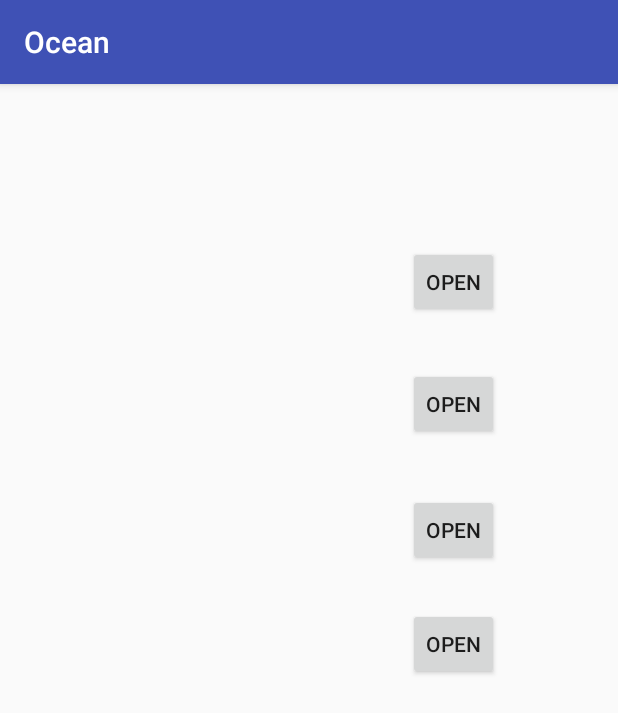
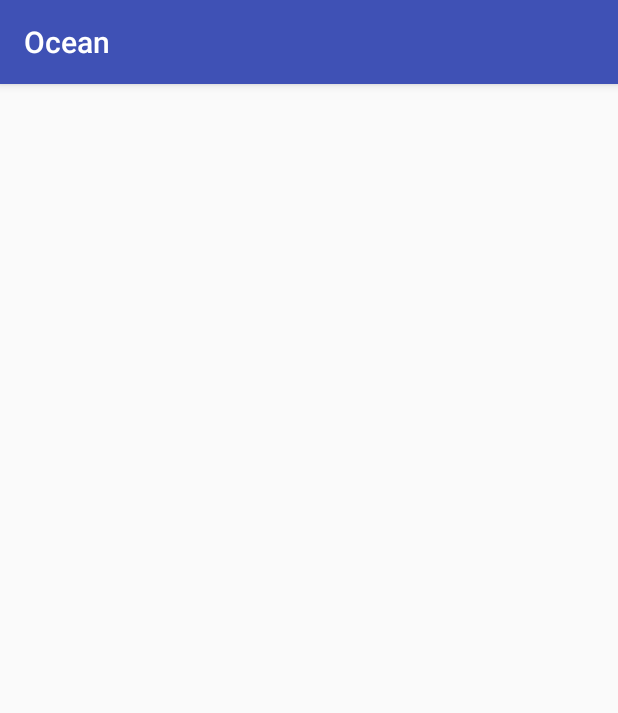
Before and after one commit to QianmeiMa/FinalProject-Ocean, an Android app: the Diary screen opened directly, with no data from a screen before it, on a phone screen of 412 x 824 dp. Shown: the top 713 px of the screen. Run offline under Robolectric (Android 15) with nearby library versions, the phone set to English and light mode, and no system bars.

Commit message:
main activity and log in activity

```diff
--- a/app/src/main/AndroidManifest.xml
+++ b/app/src/main/AndroidManifest.xml
@@ -11,13 +11,15 @@
         android:supportsRtl="true"
         android:theme="@style/AppTheme">
         <activity android:name=".MainActivity">
+
+        </activity>
+        <activity android:name=".LogInActivity">
             <intent-filter>
                 <action android:name="android.intent.action.MAIN" />
 
                 <category android:name="android.intent.category.LAUNCHER" />
             </intent-filter>
         </activity>
-        <activity android:name=".LogIn" />
         <activity android:name=".WrittingPage" />
         <activity android:name=".ShareLayout" />
         <activity android:name=".Diary" />
--- a/app/src/main/res/layout/activity_diary.xml
+++ b/app/src/main/res/layout/activity_diary.xml
@@ -9,49 +9,5 @@
     android:paddingTop="@dimen/activity_vertical_margin"
     tools:context="qianmeima.finalproject_ocean.Diary">
 
-    <Button
-        android:id="@+id/button4"
-        style="?android:attr/buttonStyleSmall"
-        android:layout_width="wrap_content"
-        android:layout_height="wrap_content"
-        android:layout_alignParentEnd="true"
-        android:layout_alignParentRight="true"
-        android:layout_alignParentTop="true"
-        android:layout_marginEnd="63dp"
-        android:layout_marginRight="63dp"
-        android:layout_marginTop="92dp"
-        android:text="Open" />
 
-    <Button
-        android:id="@+id/button5"
-        style="?android:attr/buttonStyleSmall"
-        android:layout_width="wrap_content"
-        android:layout_height="wrap_content"
-        android:layout_alignLeft="@+id/button4"
-        android:layout_alignStart="@+id/button4"
-        android:layout_below="@+id/button4"
-        android:layout_marginTop="33dp"
-        android:text="Open" />
-
-    <Button
-        android:id="@+id/button6"
-        style="?android:attr/buttonStyleSmall"
-        android:layout_width="wrap_content"
-        android:layout_height="wrap_content"
-        android:layout_alignLeft="@+id/button5"
-        android:layout_alignStart="@+id/button5"
-        android:layout_below="@+id/button5"
-        android:layout_marginTop="36dp"
-        android:text="Open" />
-
-    <Button
-        android:id="@+id/button7"
-        style="?android:attr/buttonStyleSmall"
-        android:layout_width="wrap_content"
-        android:layout_height="wrap_content"
-        android:layout_alignLeft="@+id/button6"
-        android:layout_alignStart="@+id/button6"
-        android:layout_below="@+id/button6"
-        android:layout_marginTop="28dp"
-        android:text="Open" />
 </RelativeLayout>
```
Also changed, not shown: app/src/main/java/qianmeima/finalproject_ocean/LogIn.java (deleted, +0 -66 lines), app/src/main/java/qianmeima/finalproject_ocean/MainActivity.java (+13 -76 lines), app/src/main/res/layout/activity_log_in.xml (deleted, +0 -104 lines), app/src/main/res/layout/activity_main.xml (+59 -22 lines), app/src/main/res/menu/second_menu.xml (+7 -6 lines), app/src/main/res/drawable/facebook.jpg.
